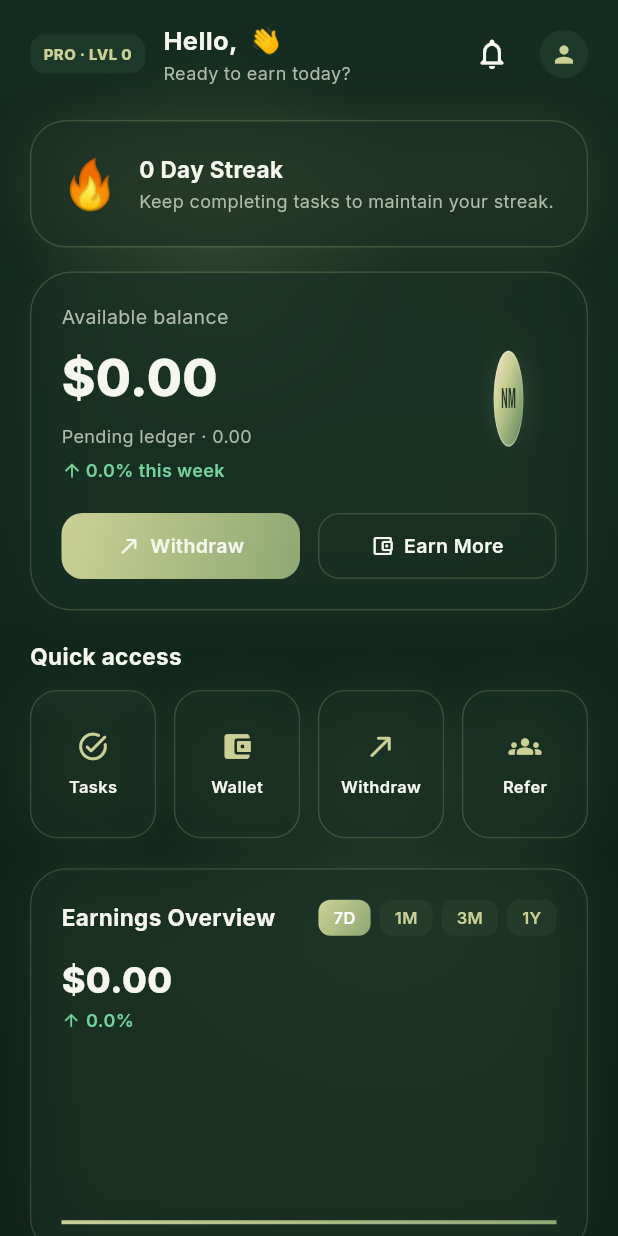
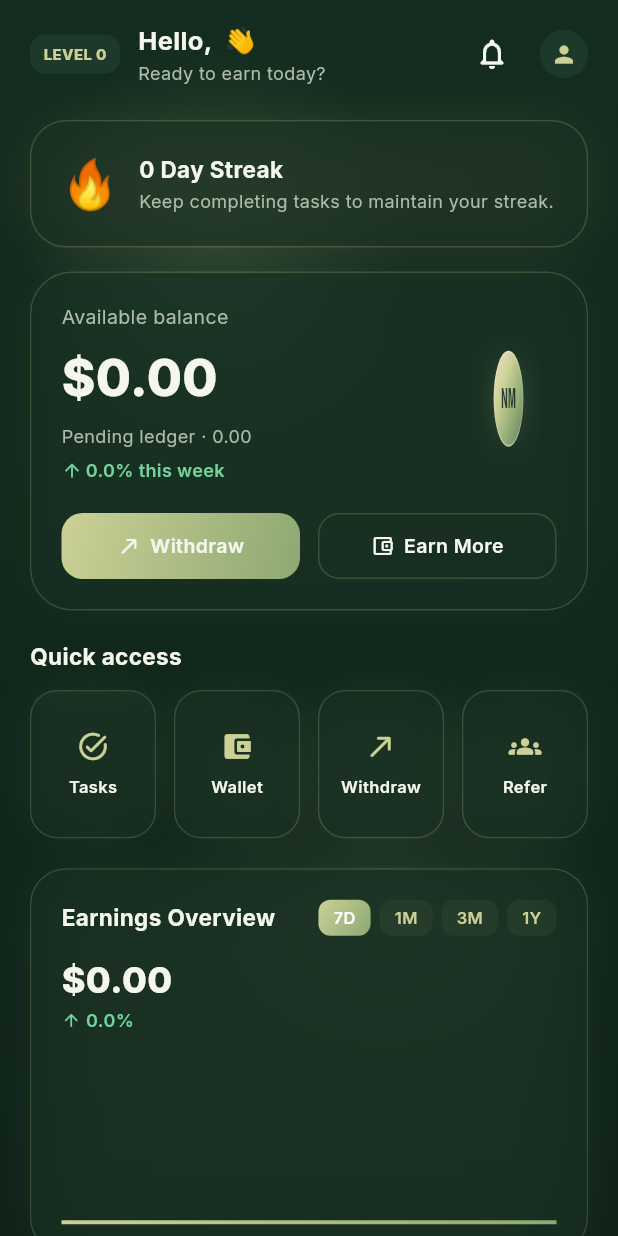
Before and after one commit to veerex758/negosmint, a Flutter app: the DashboardScreen screen opened directly, on a phone screen of 412 x 824 dp. Run offline on Flutter 3.47's test engine with Material 3 defaults, Android fonts, the phone set to English and light mode, and no system bars; drawn by our look-alikes of fl_chart; our stand-ins replace google_fonts, share_plus, supabase_flutter; missing offline and left inert: flutter_stripe; accounts and stored records are empty.

Commit message:
Clarify dashboard level badge

```diff
--- a/lib/screens/dashboard/dashboard_screen.dart
+++ b/lib/screens/dashboard/dashboard_screen.dart
@@ -117,7 +117,7 @@
                         children: [
                           Row(
                             children: [
-                              Container(padding: const EdgeInsets.symmetric(horizontal: 9, vertical: 6), decoration: BoxDecoration(color: AppColors.surfaceElevated, borderRadius: BorderRadius.circular(10)), child: Text('PRO · LVL ${data.level}', style: const TextStyle(color: AppColors.highlight, fontSize: 10, fontWeight: FontWeight.w800))),
+                              Container(padding: const EdgeInsets.symmetric(horizontal: 9, vertical: 6), decoration: BoxDecoration(color: AppColors.surfaceElevated, borderRadius: BorderRadius.circular(10)), child: Text('LEVEL ${data.level}', style: const TextStyle(color: AppColors.highlight, fontSize: 10, fontWeight: FontWeight.w800))),
                               const SizedBox(width: 12),
                               Expanded(
                                 child: Column(
```
